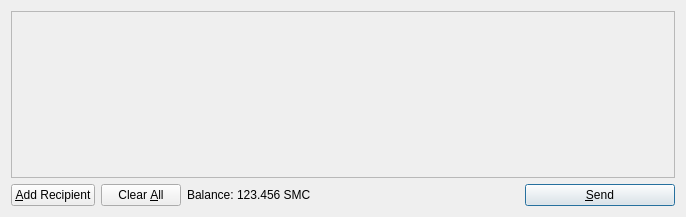
First picture: the form in src/qt/forms/sendcoinsdialog.ui, repository kevinmarks/indiecreddit, before the edit.
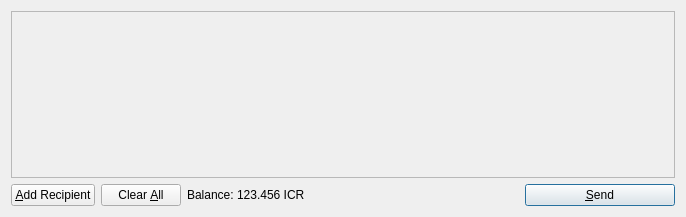
Second picture: the form after the edit. Icons and pictures are not drawn.

```diff
--- a/src/qt/forms/sendcoinsdialog.ui
+++ b/src/qt/forms/sendcoinsdialog.ui
@@ -119,7 +119,7 @@
           <cursorShape>IBeamCursor</cursorShape>
          </property>
          <property name="text">
-          <string>123.456 SMC</string>
+          <string>123.456 ICR</string>
          </property>
          <property name="textInteractionFlags">
           <set>Qt::LinksAccessibleByMouse|Qt::TextSelectableByKeyboard|Qt::TextSelectableByMouse</set>
```
